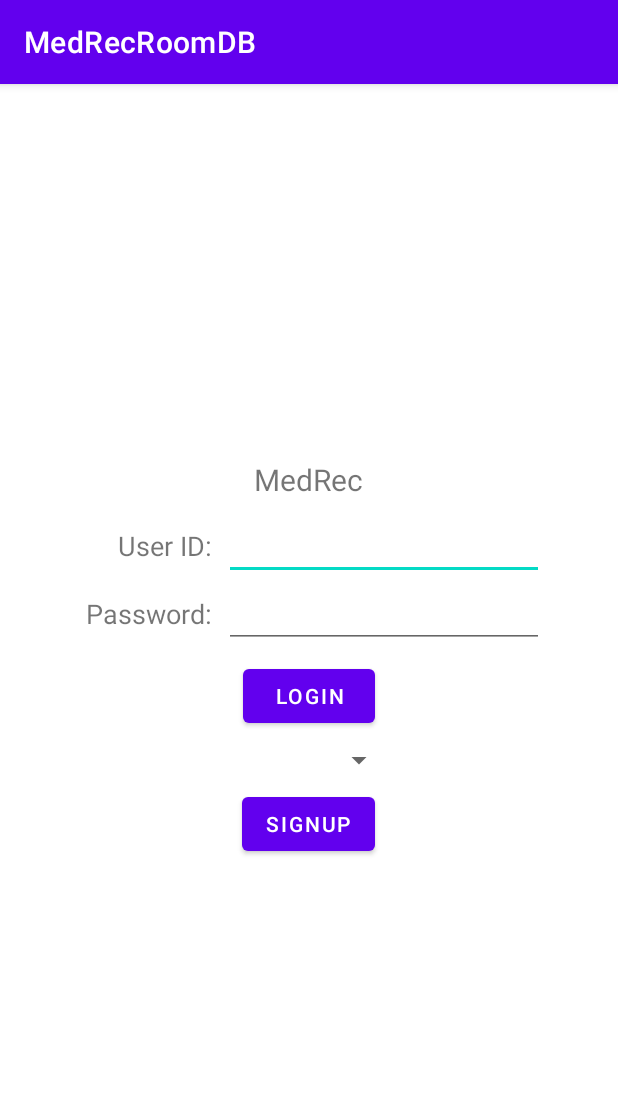
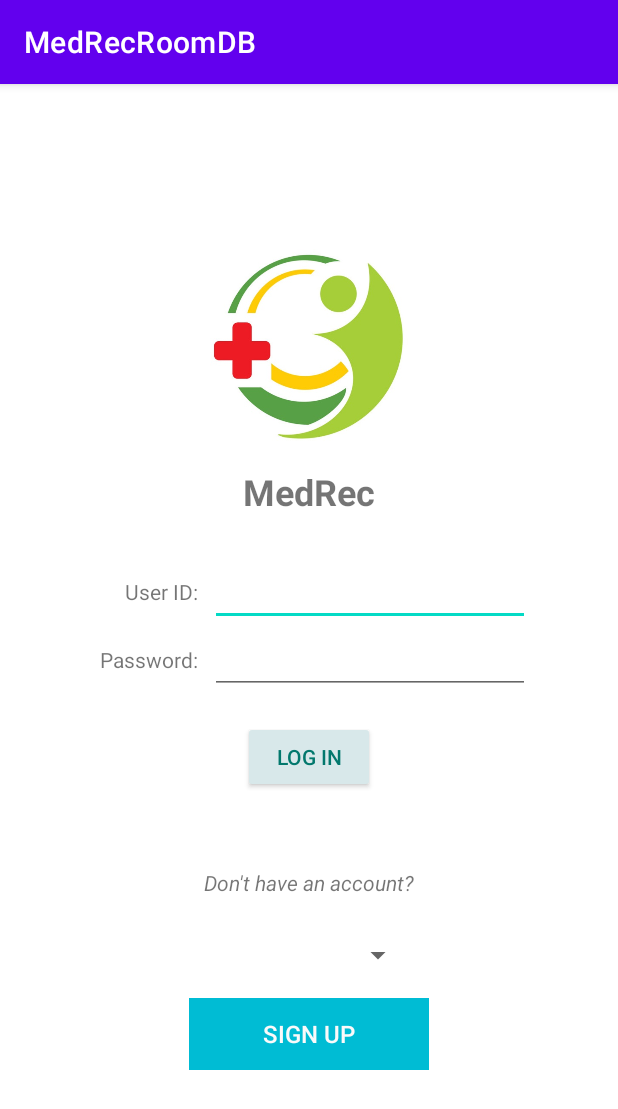
Before and after one commit to kcmatienzo/MedRec, an Android app: the screen it shows after launch (MainActivity), on a phone screen of 412 x 824 dp. Shown: the top 1109 px of the screen. Run offline under Robolectric (Android 15) with nearby library versions, the phone set to English and light mode, and no system bars; our stand-ins replace Room's generated code.

Commit message:
Added logo and modified some elements on Main screen
- added logo on log in screen
- fixed layout on login screen

```diff
--- a/app/src/main/java/com/example/medrecroomdb/MainActivity.java
+++ b/app/src/main/java/com/example/medrecroomdb/MainActivity.java
@@ -106,7 +106,6 @@ public class MainActivity extends AppCompatActivity implements AdapterView.OnIte
     public void onItemSelected(AdapterView<?> parent, View view, int pos, long id) {
         parent.getItemAtPosition(pos);
         Button registerButton = (Button)findViewById(R.id.btnRegister);
-        Button loginButton = (Button)findViewById(R.id.btnLogin);
 
         switch(parent.getItemAtPosition(pos).toString())
         {
@@ -140,20 +139,18 @@ public class MainActivity extends AppCompatActivity implements AdapterView.OnIte
                     }
                 });
                 break;
+            case "":
+                registerButton.setOnClickListener(new View.OnClickListener() {
+                    //Implement the event handler method
+                    public void onClick(View v) {
+                        Toast.makeText(getApplicationContext(),"Please select your Role", Toast.LENGTH_SHORT).show();
+                    }
+                });
+
         }
     }
 
     public void onNothingSelected(AdapterView<?> parent) {
-        Log.i("Error", "Must choose a role");
+
     }
-
-//    public void clickFunction(View view) {
-//        Button loginButton = (Button)findViewById(R.id.btnLogin);
-//        loginButton.setOnClickListener(new View.OnClickListener() {
-//            @Override
-//            public void onClick(View view) {
-//
-//            }
-//        });
-//    }
 }
--- a/app/src/main/res/layout/activity_main.xml
+++ b/app/src/main/res/layout/activity_main.xml
@@ -4,62 +4,78 @@
     xmlns:tools="http://schemas.android.com/tools"
     android:layout_width="match_parent"
     android:layout_height="match_parent"
+    android:gravity="center"
     android:orientation="vertical"
-    android:gravity="center"
     tools:context=".MainActivity">
 
+    <ImageView
+        android:id="@+id/imageView"
+        android:layout_width="181dp"
+        android:layout_height="130dp"
+        app:srcCompat="@drawable/ic_medrec_logo"
+        tools:ignore="ImageContrastCheck" />
+
     <TextView
+        android:layout_width="wrap_content"
+        android:layout_height="wrap_content"
+        android:layout_marginTop="15dp"
+        android:layout_marginBottom="20dp"
         android:text="MedRec"
-        android:textSize="20dp"
-        android:layout_width="wrap_content"
-        android:layout_height="wrap_content" />
+        android:textSize="24sp"
+        android:textStyle="bold" />
 
     <TableLayout
         android:layout_width="wrap_content"
         android:layout_height="wrap_content"
-        android:gravity="center_horizontal"
-        android:layout_margin="8dp">
+        android:layout_margin="8dp"
+        android:gravity="center_horizontal">
+
         <TableRow
             android:layout_width="match_parent"
             android:layout_height="match_parent">
+
             <TextView
-                android:text="User ID:"
                 android:layout_width="wrap_content"
                 android:layout_height="wrap_content"
-                android:textSize="18dp"
-                android:layout_weight="1"
+                android:layout_column="1"
                 android:layout_gravity="right|center_vertical"
                 android:layout_marginRight="8dp"
-                android:layout_column="1"/>
+                android:layout_weight="1"
+                android:text="User ID:"
+                android:textSize="14dp" />
+
             <EditText
                 android:id="@+id/txtLoginId"
                 android:layout_width="wrap_content"
                 android:layout_height="wrap_content"
+                android:layout_column="2"
                 android:layout_weight="1"
                 android:ems="10"
-                android:inputType="number"
-                android:layout_column="2"/>
+                android:inputType="number" />
         </TableRow>
+
         <TableRow
             android:layout_width="match_parent"
             android:layout_height="match_parent">
+
             <TextView
-                android:text="Password:"
                 android:layout_width="wrap_content"
                 android:layout_height="wrap_content"
-                android:textSize="18dp"
-                android:layout_weight="1"
+                android:layout_column="1"
                 android:layout_gravity="right|center_vertical"
                 android:layout_marginRight="8dp"
-                android:layout_column="1"/>
+                android:layout_weight="1"
+                android:text="Password:"
+                android:textSize="14dp" />
+
             <EditText
                 android:id="@+id/txtLoginPassword"
                 android:layout_width="wrap_content"
                 android:layout_height="wrap_content"
+                android:layout_column="2"
                 android:layout_weight="1"
                 android:ems="10"
-                android:inputType="textPassword"
-                android:layout_column="2"/>
+                android:inputType="textPassword" />
         </TableRow>
     </TableLayout>
     <!--    <Button-->
@@ -68,22 +84,59 @@
     <!--        android:layout_width="wrap_content"-->
     <!--        android:layout_height="wrap_content"/>-->
 
-    <Button
+    <androidx.appcompat.widget.AppCompatButton
         android:id="@+id/btnLogin"
         android:layout_width="wrap_content"
         android:layout_height="wrap_content"
-        android:text="Login" />
+        android:layout_marginTop="10dp"
+        android:layout_marginBottom="40dp"
+        android:backgroundTint="#D8E8EA"
+        android:text="Log in"
+        android:textColor="#02786D" />
+
+    <TableLayout
+        android:layout_width="wrap_content"
+        android:layout_height="wrap_content">
+
+        <TableRow
+            android:layout_width="match_parent"
+            android:layout_height="match_parent">
+
+            <TextView
+                android:id="@+id/textView"
+                android:layout_width="wrap_content"
+                android:layout_height="wrap_content"
+                android:layout_margin="10dp"
+                android:text="Don't have an account?"
+                android:textStyle="italic" />
+        </TableRow>
+
+        <TableRow
+            android:layout_width="match_parent"
+            android:layout_height="match_parent">
 
             <Spinner
                 android:id="@+id/spinner"
                 android:layout_width="wrap_content"
                 android:layout_height="37dp"
+                android:layout_margin="10dp"
                 android:entries="@array/user_array" />
+        </TableRow>
 
-    <Button
+        <TableRow
+            android:layout_width="match_parent"
+            android:layout_height="match_parent">
+
+            <androidx.appcompat.widget.AppCompatButton
                 android:id="@+id/btnRegister"
-        android:text="Signup"
                 android:layout_width="wrap_content"
-        android:layout_height="wrap_content"/>
+                android:layout_height="wrap_content"
+                android:background="#00BCD4"
+                android:text="Sign up"
+                android:textColor="#FBFAFA"
+                android:textSize="16sp" />
+        </TableRow>
+
+    </TableLayout>
 
 </LinearLayout>
```
Also changed, not shown: app/src/main/res/drawable/ic_medrec_logo.jpg (added). Lines whose indentation alone changed are shown as unchanged.
